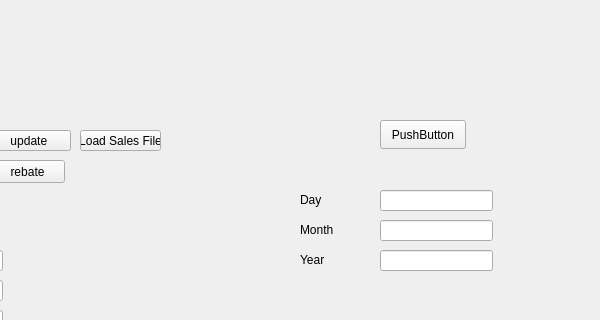
Above: mainwindow.ui from eyemkey/SuperWarehouseProject before the change; both pictures show x 200 to 800 and y 0 to 320 of the 800 by 600 pixel window. Below: the same form after it.
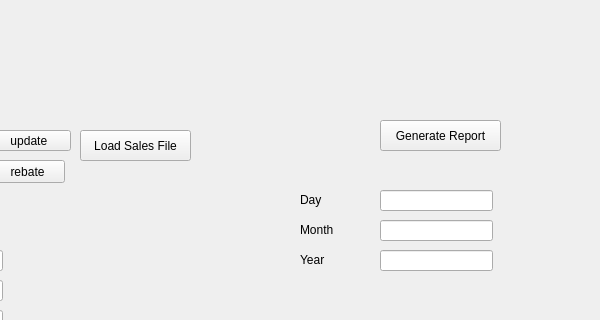
That is the form after the change.

Commit message: Fixed Button Text on UI

Diff of the .ui file:
```diff
--- a/mainwindow.ui
+++ b/mainwindow.ui
@@ -188,8 +188,8 @@
      <rect>
       <x>280</x>
       <y>130</y>
-      <width>81</width>
-      <height>21</height>
+      <width>111</width>
+      <height>31</height>
      </rect>
     </property>
     <property name="text">
@@ -201,12 +201,12 @@
      <rect>
       <x>580</x>
       <y>120</y>
-      <width>86</width>
-      <height>29</height>
+      <width>121</width>
+      <height>31</height>
      </rect>
     </property>
     <property name="text">
-     <string>PushButton</string>
+     <string>Generate Report</string>
     </property>
    </widget>
    <widget class="QLineEdit" name="reportDayInput">
```
Left out of the diff: 2 changed lines with no effect on the pictures.
